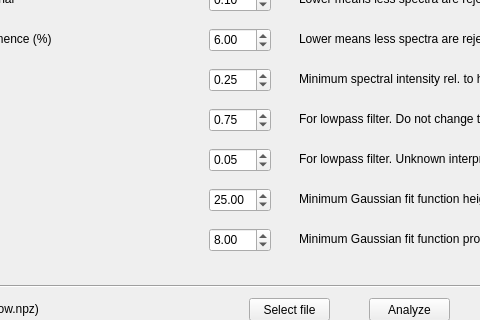
Before: the Qt Designer form gui/gui.ui in pdijksta/photon_spectra, drawn with Qt 5; both pictures show x 121 to 601 and y 172 to 492 of the 800 by 600 pixel window.
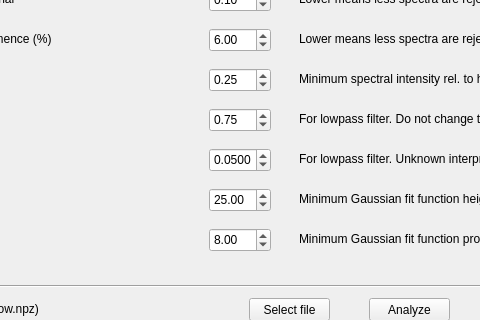
After: the same form once the commit is applied.

Commit message: now frequency cutoff value has 4 decimals instead of 2

```diff
--- a/gui/gui.ui
+++ b/gui/gui.ui
@@ -279,6 +279,9 @@
       <height>24</height>
      </rect>
     </property>
+    <property name="decimals">
+     <number>4</number>
+    </property>
     <property name="maximum">
      <double>1.000000000000000</double>
     </property>
```
Left out of the diff: 2 changed lines with no effect on the pictures. The commit also changes 1 other file.
